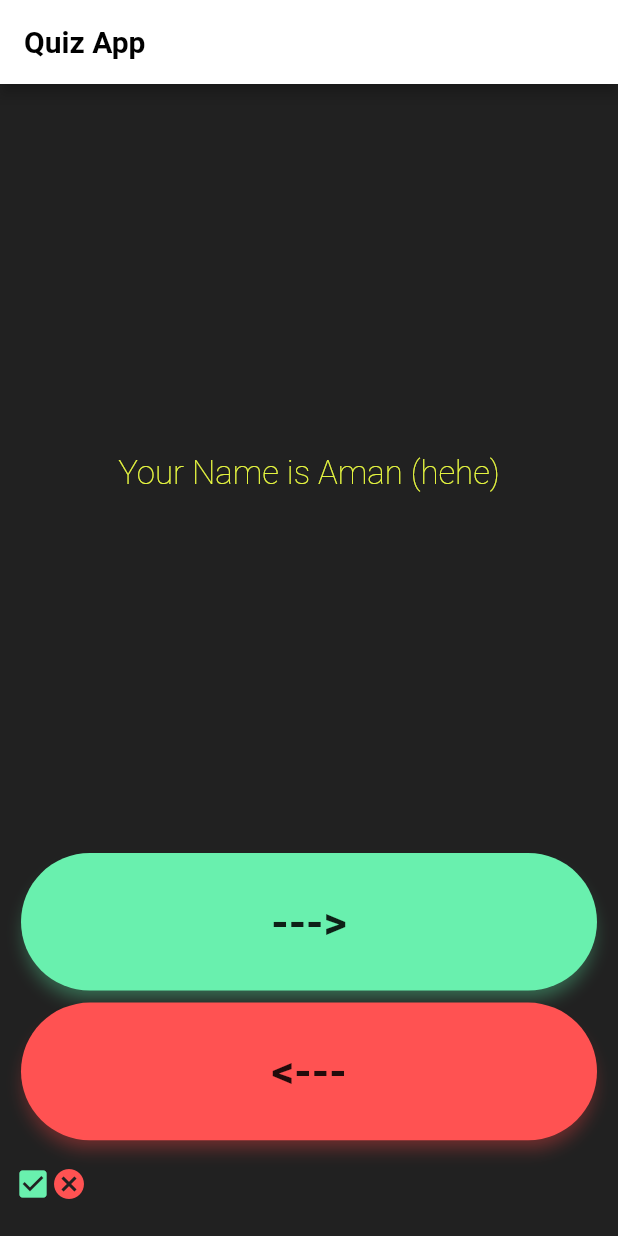
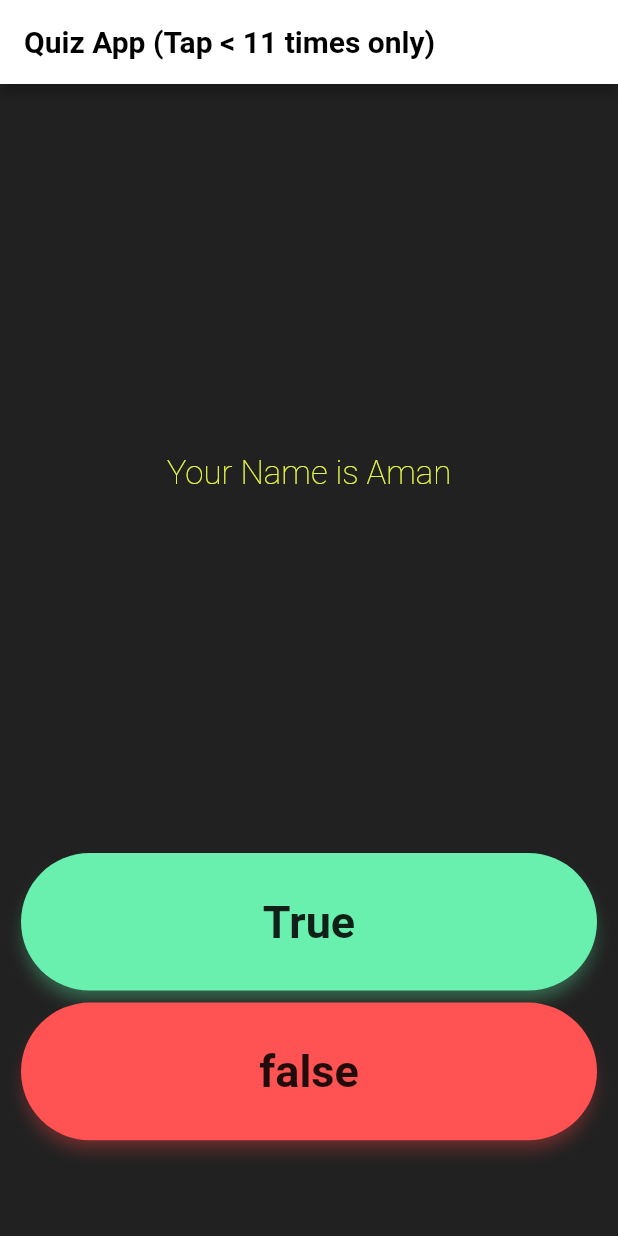
Before and after one commit to Programer3/quizzler, a Flutter app: the screen it shows after launch, on a phone screen of 412 x 824 dp. Run offline on Flutter 3.47's test engine with Material 2 defaults, Android fonts, the phone set to English and light mode, and no system bars.

Commit message:
working and read commentbut not finshed

```diff
--- a/lib/main.dart
+++ b/lib/main.dart
@@ -1,10 +1,15 @@
 import 'package:flutter/material.dart';
+import 'questionlistandanswerchecker.dart';
 
+int questionnumber = 0;
+
+List<Widget> scorekeeper = [];
 void main() {
   runApp(MyApp());
 }
 
 class MyApp extends StatelessWidget {
+  //This is stale "less"(no state to chage) so app bar will not change change and work with hot reload
   // This widget is the root of your application.
   @override
   Widget build(BuildContext context) {
@@ -15,7 +20,7 @@ class MyApp extends StatelessWidget {
           appBar: AppBar(
             backgroundColor: Colors.white,
             title: Text(
-              'Quiz App',
+              'Quiz App (Tap < 11 times only)',
               style: TextStyle(
                 color: Colors.black,
                 fontSize: 20,
@@ -36,6 +41,7 @@ class MyApp extends StatelessWidget {
 }
 
 class QuizArea extends StatefulWidget {
+  // This will work with hot reload
   QuizArea({Key? key}) : super(key: key);
 
   @override
@@ -43,22 +49,6 @@ class QuizArea extends StatefulWidget {
 }
 
 class _QuizAreaState extends State<QuizArea> {
-  List<Widget> scorekeeper = [
-    Icon(
-      Icons.check_box,
-      color: Colors.greenAccent,
-    ),
-    Icon(
-      Icons.cancel,
-      color: Colors.redAccent,
-    ),
-  ];
-  List<String> questions = [
-    'Your Name is Aman (hehe)',
-    'Your Real name is Doggo boii (hehhehehehehehe)',
-    'what the dog doin',
-  ];
-  int questionnumber = 0;
   @override
   Widget build(BuildContext context) {
     return Column(
@@ -69,7 +59,7 @@ class _QuizAreaState extends State<QuizArea> {
           flex: 5 * 2,
           child: Center(
             child: Text(
-              questions[questionnumber],
+              queslist[questionnumber].questiontext,
               style: TextStyle(
                 fontSize: 22,
                 fontWeight: FontWeight.w200,
@@ -88,21 +78,16 @@ class _QuizAreaState extends State<QuizArea> {
             ),
             child: TextButton(
                 onPressed: () {
+                  anschecker(true);
                   setState(
                     () {
-                      scorekeeper.add(
-                        Icon(
-                          Icons.check_box,
-                          color: Colors.greenAccent,
-                        ),
-                      );
                       questionnumber++;
-                      print(questionnumber);
+                      // print(questionnumber);
                     },
                   );
                 },
                 child: Text(
-                  '--->',
+                  'True',
                   style: TextStyle(
                     color: Colors.black87,
                     fontSize: 30,
@@ -123,16 +108,15 @@ class _QuizAreaState extends State<QuizArea> {
             color: Colors.redAccent,
             child: TextButton(
               onPressed: () {
+                anschecker(false);
                 setState(
                   () {
-                    questionnumber--;
-                    scorekeeper.removeLast();
-                    print(questionnumber);
+                    questionnumber++;
                   },
                 );
               },
               child: Text(
-                '<---',
+                'false',
                 style: TextStyle(
                   fontSize: 30,
                   color: Colors.black87,
--- /dev/null
+++ b/lib/questionlistandanswerchecker.dart
@@ -0,0 +1,36 @@
+import 'questions.dart';
+import 'main.dart';
+import 'package:flutter/material.dart';
+
+List<Question> queslist = [
+  Question(q: 'Your Name is Aman', a: true),
+  Question(q: 'Your Name is Aditya', a: false),
+  Question(q: 'Your Name is Samitaa', a: false),
+  Question(q: 'Your Name is Doggo boi', a: true),
+  Question(q: 'You are an Animal', a: true),
+  Question(q: 'Earth is blue planet', a: true),
+  Question(q: 'Didi antie hai', a: true),
+  Question(q: 'Aditya mangu hai', a: true),
+  Question(q: 'Didi paagal hai', a: false),
+  Question(q: 'Mangu kabadi hai', a: true),
+  Question(q: 'Aman accha hai', a: true),
+];
+
+void anschecker(bool answer) {
+  bool correctans = queslist[questionnumber].questionans;
+  if (correctans == answer) {
+    scorekeeper.add(
+      Icon(
+        Icons.check_box,
+        color: Colors.greenAccent,
+      ),
+    );
+  } else {
+    scorekeeper.add(
+      Icon(
+        Icons.cancel,
+        color: Colors.redAccent,
+      ),
+    );
+  }
+}
```
Also changed, not shown: lib/questions.dart (added, +8 -0 lines).
